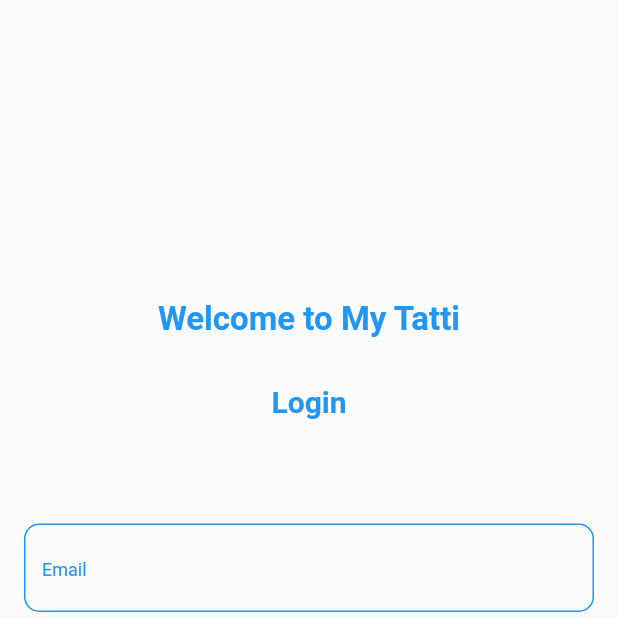
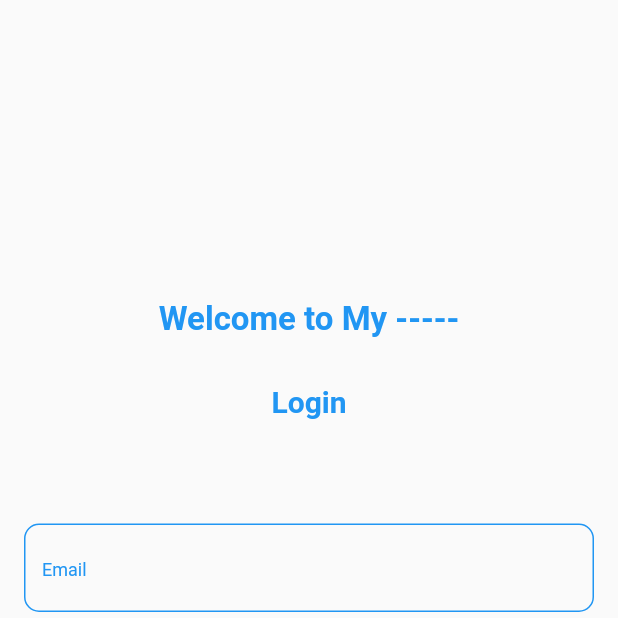
Before and after one commit to SyedMahide/Offline-Database, a Flutter app: the screen it shows after launch, on a phone screen of 412 x 824 dp, the top half of it. Run offline on Flutter 3.47's test engine with Material 2 defaults, Android fonts, the phone set to English and light mode, and no system bars.

```diff
--- /dev/null
+++ b/lib/core/MyColor.dart
@@ -0,0 +1,14 @@
+import 'dart:ui';
+
+import 'package:flutter/material.dart';
+
+class CustomColors{
+  // static const classicTextColor="#008DFF"
+
+  static const Color primaryColor=Colors.blue;
+
+  static const Color myCustomBlack = const Color(0x8A000000);
+  // static const TextStyle classicBlue =TextStyle(
+  //
+  // );
+}
--- a/lib/login_screen.dart
+++ b/lib/ui/login_screen/login_screen.dart
@@ -1,7 +1,9 @@
 // ignore_for_file: non_constant_identifier_names
 
 import 'package:flutter/material.dart';
-import 'package:offline_database/signup_screen.dart';
+import 'package:offline_database/ui/registration_screen/signup_screen.dart';
+
+import '../../core/MyColor.dart';
 
 class LoginScreen extends StatefulWidget {
   const LoginScreen({Key? key}) : super(key: key);
@@ -35,12 +37,12 @@ class _LoginScreenState extends State<LoginScreen> {
                   margin: const EdgeInsets.only(top: 200),
                   // ignore: prefer_const_constructors
                   child: Text(
-                    "Welcome to My Tatti",
+                    "Welcome to My -----",
                     // ignore: prefer_const_constructors
                     style: TextStyle(
                         fontSize: 22,
                         fontWeight: FontWeight.w600,
-                        color: Colors.blue),
+                        color: CustomColors.primaryColor),
                   ),
                 ),
                 Container(
@@ -52,7 +54,7 @@ class _LoginScreenState extends State<LoginScreen> {
                     style: TextStyle(
                         fontWeight: FontWeight.w600,
                         fontSize: 20,
-                        color: Colors.blue),
+                        color: CustomColors.primaryColor),
                   ),
                 ),
                 Container(
@@ -71,7 +73,7 @@ class _LoginScreenState extends State<LoginScreen> {
                     onPressed: () {
                       clickOnLogin();
                     },
-                    color: Colors.blue,
+                    color: CustomColors.primaryColor,
                     shape: RoundedRectangleBorder(
                       borderRadius: BorderRadius.all(Radius.circular(10)),
                     ),
@@ -118,7 +120,7 @@ class _LoginScreenState extends State<LoginScreen> {
                         style: TextStyle(
                             fontSize: 22,
                             fontWeight: FontWeight.w600,
-                            color: Colors.blue),
+                            color: CustomColors.primaryColor),
                       ),
                     ),
                   ),
@@ -147,23 +149,23 @@ class _LoginScreenState extends State<LoginScreen> {
         border: InputBorder.none,
         errorBorder: OutlineInputBorder(
           borderRadius: BorderRadius.all(Radius.circular(10)),
-          borderSide: BorderSide(color: Colors.blue),
+          borderSide: BorderSide(color: CustomColors.primaryColor),
         ),
         focusedErrorBorder: OutlineInputBorder(
           borderRadius: BorderRadius.all(Radius.circular(10)),
-          borderSide: BorderSide(color: Colors.blue),
+          borderSide: BorderSide(color: CustomColors.primaryColor),
         ),
         enabledBorder: OutlineInputBorder(
           borderRadius: BorderRadius.all(Radius.circular(10)),
-          borderSide: BorderSide(color: Colors.blue),
+          borderSide: BorderSide(color: CustomColors.primaryColor),
         ),
         focusedBorder: OutlineInputBorder(
           borderRadius: BorderRadius.all(Radius.circular(10)),
-          borderSide: BorderSide(color: Colors.blue),
+          borderSide: BorderSide(color: CustomColors.primaryColor),
         ),
         hintText: "Email",
         hintStyle: TextStyle(
-            color: Colors.blue, fontSize: 12, fontWeight: FontWeight.w400),
+            color: CustomColors.primaryColor, fontSize: 12, fontWeight: FontWeight.w400),
       ),
     );
   }
@@ -181,23 +183,23 @@ class _LoginScreenState extends State<LoginScreen> {
         border: InputBorder.none,
         errorBorder: OutlineInputBorder(
           borderRadius: BorderRadius.all(Radius.circular(10)),
-          borderSide: BorderSide(color: Colors.blue),
+          borderSide: BorderSide(color: CustomColors.primaryColor),
         ),
         focusedErrorBorder: OutlineInputBorder(
           borderRadius: BorderRadius.all(Radius.circular(10)),
-          borderSide: BorderSide(color: Colors.blue),
+          borderSide: BorderSide(color: CustomColors.primaryColor),
         ),
         enabledBorder: OutlineInputBorder(
           borderRadius: BorderRadius.all(Radius.circular(10)),
-          borderSide: BorderSide(color: Colors.blue),
+          borderSide: BorderSide(color: CustomColors.primaryColor),
         ),
         focusedBorder: OutlineInputBorder(
           borderRadius: BorderRadius.all(Radius.circular(10)),
-          borderSide: BorderSide(color: Colors.blue),
+          borderSide: BorderSide(color: CustomColors.primaryColor),
         ),
         hintText: "Password",
         hintStyle: TextStyle(
-            color: Colors.blue, fontWeight: FontWeight.w400, fontSize: 12),
+            color: CustomColors.primaryColor, fontWeight: FontWeight.w400, fontSize: 12),
       ),
     );
   }
--- a/lib/main.dart
+++ b/lib/ui/main.dart
@@ -1,5 +1,5 @@
 import 'package:flutter/material.dart';
-import 'package:offline_database/login_screen.dart';
+import 'package:offline_database/ui/login_screen/login_screen.dart';
 
 void main() {
   runApp(MyApp());
```
Also changed, not shown: lib/core/glitch.dart (added, +48 -0 lines), lib/ui/registration_screen/signup_screen.dart (renamed from lib/signup_screen.dart, +46 -23 lines), lib/utl/my_custom_widget.dart (added, +43 -0 lines), 1 other file.
